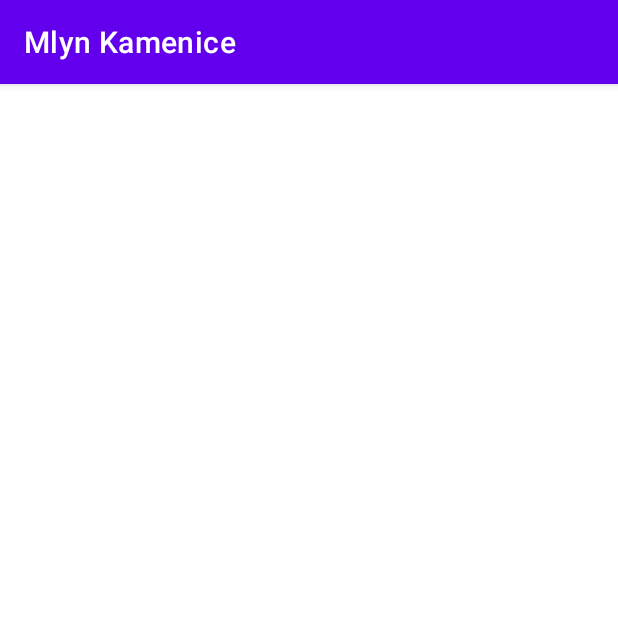
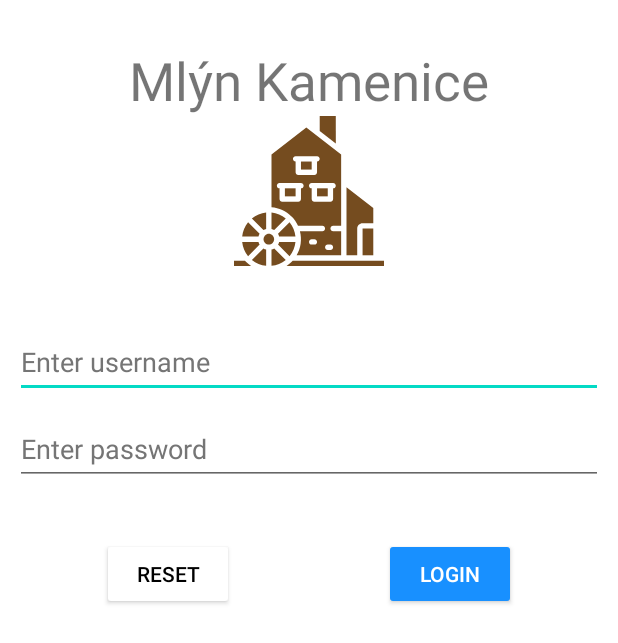
Before and after one commit to aytech/kamenice-android, an Android app: the screen it shows after launch (LoginActivity), on a phone screen of 412 x 824 dp. Shown: the top 643 px of the screen. Run offline under Robolectric (Android 15) with nearby library versions, the phone set to English and light mode, and no system bars; libraries missing offline, so code that uses them is left out: com.apollographql.apollo; 1 statement that could not run was skipped.

Commit message:
Design login screen, add locale

```diff
--- a/app/src/main/AndroidManifest.xml
+++ b/app/src/main/AndroidManifest.xml
@@ -23,7 +23,8 @@
         </activity>
         <activity
             android:name=".LoginActivity"
-            android:exported="true">
+            android:exported="true"
+            android:theme="@style/Theme.MlynKamenice.NoActionBar">
             <intent-filter>
                 <action android:name="android.intent.action.VIEW" />
             </intent-filter>
--- a/app/src/main/java/com/mlyn/kamenice/LoginActivity.kt
+++ b/app/src/main/java/com/mlyn/kamenice/LoginActivity.kt
@@ -1,12 +1,11 @@
 package com.mlyn.kamenice
 
 import android.os.Bundle
-import android.os.PersistableBundle
 import androidx.appcompat.app.AppCompatActivity
 
 class LoginActivity : AppCompatActivity() {
-    override fun onCreate(savedInstanceState: Bundle?, persistentState: PersistableBundle?) {
-        super.onCreate(savedInstanceState, persistentState)
+    override fun onCreate(savedInstanceState: Bundle?) {
+        super.onCreate(savedInstanceState)
         setContentView(R.layout.activity_login)
     }
 }
--- /dev/null
+++ b/app/src/main/res/drawable/ic_app_logo.xml
@@ -0,0 +1,57 @@
+<vector android:height="512dp" android:viewportHeight="56"
+    android:viewportWidth="56" android:width="512dp" xmlns:android="http://schemas.android.com/apk/res/android">
+    <path android:fillColor="#754c1f" android:fillType="nonZero"
+        android:pathData="M20.739,39.676L16.433,43.981C16.6221,44.2989 16.7652,44.642 16.858,45L22.949,45C22.7537,43.0462 21.9848,41.1938 20.739,39.676Z"
+        android:strokeColor="#00000000" android:strokeWidth="1"/>
+    <path android:fillColor="#754c1f" android:fillType="nonZero"
+        android:pathData="M16.433,48.019L20.739,52.324C21.9848,50.8062 22.7537,48.9538 22.949,47L16.858,47C16.7652,47.358 16.6221,47.7011 16.433,48.019Z"
+        android:strokeColor="#00000000" android:strokeWidth="1"/>
+    <path android:fillColor="#754c1f" android:fillType="nonZero"
+        android:pathData="M19,27h4v3h-4z"
+        android:strokeColor="#00000000" android:strokeWidth="1"/>
+    <path android:fillColor="#754c1f" android:fillType="nonZero"
+        android:pathData="M21.487,37.513C21.5,37.526 21.505,37.544 21.517,37.558C22.506,38.5576 23.3125,39.7225 23.9,41L33,41C33.5523,41 34,41.4477 34,42C34,42.5523 33.5523,43 33,43L24.605,43C25.4127,46.0438 24.9702,49.2842 23.376,52L40,52L40,43L37,43C36.4477,43 36,42.5523 36,42C36,41.4477 36.4477,41 37,41L40,41L40,14.378L27,4.267L14,14.378L14,34.051C16.808,34.2827 19.4439,35.4986 21.443,37.484C21.457,37.5 21.474,37.5 21.487,37.513ZM30,48L29,48C28.4477,48 28,47.5523 28,47C28,46.4477 28.4477,46 29,46L30,46C30.5523,46 31,46.4477 31,47C31,47.5523 30.5523,48 30,48ZM37,49C37,49.5523 36.5523,50 36,50L35,50C34.4477,50 34,49.5523 34,49C34,48.4477 34.4477,48 35,48L36,48C36.5523,48 37,48.4477 37,49ZM37,25C37.5523,25 38,25.4477 38,26C38,26.5523 37.5523,27 37,27L37,31C37,31.5523 36.5523,32 36,32L30,32C29.4477,32 29,31.5523 29,31L29,27C28.4477,27 28,26.5523 28,26C28,25.4477 28.4477,25 29,25L37,25ZM23,15L31,15C31.5523,15 32,15.4477 32,16C32,16.5523 31.5523,17 31,17L31,21C31,21.5523 30.5523,22 30,22L24,22C23.4477,22 23,21.5523 23,21L23,17C22.4477,17 22,16.5523 22,16C22,15.4477 22.4477,15 23,15ZM17,31L17,27C16.4477,27 16,26.5523 16,26C16,25.4477 16.4477,25 17,25L25,25C25.5523,25 26,25.4477 26,26C26,26.5523 25.5523,27 25,27L25,31C25,31.5523 24.5523,32 24,32L18,32C17.4477,32 17,31.5523 17,31Z"
+        android:strokeColor="#00000000" android:strokeWidth="1"/>
+    <path android:fillColor="#754c1f" android:fillType="nonZero"
+        android:pathData="M25,17h4v3h-4z"
+        android:strokeColor="#00000000" android:strokeWidth="1"/>
+    <path android:fillColor="#754c1f" android:fillType="nonZero"
+        android:pathData="M46,42C46,40.8954 46.8954,40 48,40L52,40L52,34.38L42,26.605L42,52L46,52L46,42Z"
+        android:strokeColor="#00000000" android:strokeWidth="1"/>
+    <path android:fillColor="#754c1f" android:fillType="nonZero"
+        android:pathData="M38,0l-6,0l0,5.622l6,4.666z"
+        android:strokeColor="#00000000" android:strokeWidth="1"/>
+    <path android:fillColor="#754c1f" android:fillType="nonZero"
+        android:pathData="M48,42h4v10h-4z"
+        android:strokeColor="#00000000" android:strokeWidth="1"/>
+    <path android:fillColor="#754c1f" android:fillType="nonZero"
+        android:pathData="M31,27h4v3h-4z"
+        android:strokeColor="#00000000" android:strokeWidth="1"/>
+    <path android:fillColor="#754c1f" android:fillType="nonZero"
+        android:pathData="M14.413,47.413C15.1911,46.6325 15.1911,45.3695 14.413,44.589C13.6325,43.8109 12.3695,43.8109 11.589,44.589C10.8109,45.3695 10.8109,46.6325 11.589,47.413C12.3695,48.1911 13.6325,48.1911 14.413,47.413Z"
+        android:strokeColor="#00000000" android:strokeWidth="1"/>
+    <path android:fillColor="#754c1f" android:fillType="nonZero"
+        android:pathData="M4.513,54.487C4.5,54.474 4.495,54.456 4.483,54.442C4.343,54.301 4.214,54.148 4.083,54L0,54L0,56L6.381,56C5.7261,55.5659 5.1152,55.0689 4.557,54.516C4.543,54.5 4.526,54.5 4.513,54.487Z"
+        android:strokeColor="#00000000" android:strokeWidth="1"/>
+    <path android:fillColor="#754c1f" android:fillType="nonZero"
+        android:pathData="M19.324,38.262C17.8064,37.0157 15.954,36.2464 14,36.051L14,42.142C14.358,42.2348 14.7011,42.3779 15.019,42.567L19.324,38.262Z"
+        android:strokeColor="#00000000" android:strokeWidth="1"/>
+    <path android:fillColor="#754c1f" android:fillType="nonZero"
+        android:pathData="M14,49.858L14,55.949C15.954,55.7536 17.8064,54.9843 19.324,53.738L15.019,49.438C14.7008,49.6254 14.3578,49.7668 14,49.858Z"
+        android:strokeColor="#00000000" android:strokeWidth="1"/>
+    <path android:fillColor="#754c1f" android:fillType="nonZero"
+        android:pathData="M41,54L21.919,54C21.786,54.148 21.657,54.3 21.519,54.442C21.507,54.456 21.502,54.474 21.489,54.487C21.476,54.5 21.459,54.504 21.445,54.516C20.8862,55.069 20.2746,55.5661 19.619,56L56,56L56,54L41,54Z"
+        android:strokeColor="#00000000" android:strokeWidth="1"/>
+    <path android:fillColor="#754c1f" android:fillType="nonZero"
+        android:pathData="M6.676,53.738C8.1936,54.9843 10.046,55.7536 12,55.949L12,49.858C11.642,49.7652 11.2989,49.6221 10.981,49.433L6.676,53.738Z"
+        android:strokeColor="#00000000" android:strokeWidth="1"/>
+    <path android:fillColor="#754c1f" android:fillType="nonZero"
+        android:pathData="M9.567,43.981L5.261,39.681C4.0161,41.1974 3.2472,43.0479 3.051,45L9.142,45C9.2348,44.642 9.3779,44.2989 9.567,43.981Z"
+        android:strokeColor="#00000000" android:strokeWidth="1"/>
+    <path android:fillColor="#754c1f" android:fillType="nonZero"
+        android:pathData="M9.567,48.019C9.3779,47.7011 9.2348,47.358 9.142,47L3.051,47C3.2463,48.9538 4.0152,50.8062 5.261,52.324L9.567,48.019Z"
+        android:strokeColor="#00000000" android:strokeWidth="1"/>
+    <path android:fillColor="#754c1f" android:fillType="nonZero"
+        android:pathData="M12,42.142L12,36.051C10.046,36.2464 8.1936,37.0157 6.676,38.262L10.981,42.567C11.2989,42.3779 11.642,42.2348 12,42.142Z"
+        android:strokeColor="#00000000" android:strokeWidth="1"/>
+</vector>
--- /dev/null
+++ b/app/src/main/res/drawable/ic_logo_100.xml
@@ -0,0 +1,114 @@
+<vector xmlns:android="http://schemas.android.com/apk/res/android"
+    android:width="100dp"
+    android:height="100dp"
+    android:viewportWidth="56"
+    android:viewportHeight="56">
+  <path
+      android:pathData="M20.739,39.676L16.433,43.981C16.6221,44.2989 16.7652,44.642 16.858,45L22.949,45C22.7537,43.0462 21.9848,41.1938 20.739,39.676Z"
+      android:strokeWidth="1"
+      android:fillColor="#754c1f"
+      android:fillType="nonZero"
+      android:strokeColor="#00000000"/>
+  <path
+      android:pathData="M16.433,48.019L20.739,52.324C21.9848,50.8062 22.7537,48.9538 22.949,47L16.858,47C16.7652,47.358 16.6221,47.7011 16.433,48.019Z"
+      android:strokeWidth="1"
+      android:fillColor="#754c1f"
+      android:fillType="nonZero"
+      android:strokeColor="#00000000"/>
+  <path
+      android:pathData="M19,27h4v3h-4z"
+      android:strokeWidth="1"
+      android:fillColor="#754c1f"
+      android:fillType="nonZero"
+      android:strokeColor="#00000000"/>
+  <path
+      android:pathData="M21.487,37.513C21.5,37.526 21.505,37.544 21.517,37.558C22.506,38.5576 23.3125,39.7225 23.9,41L33,41C33.5523,41 34,41.4477 34,42C34,42.5523 33.5523,43 33,43L24.605,43C25.4127,46.0438 24.9702,49.2842 23.376,52L40,52L40,43L37,43C36.4477,43 36,42.5523 36,42C36,41.4477 36.4477,41 37,41L40,41L40,14.378L27,4.267L14,14.378L14,34.051C16.808,34.2827 19.4439,35.4986 21.443,37.484C21.457,37.5 21.474,37.5 21.487,37.513ZM30,48L29,48C28.4477,48 28,47.5523 28,47C28,46.4477 28.4477,46 29,46L30,46C30.5523,46 31,46.4477 31,47C31,47.5523 30.5523,48 30,48ZM37,49C37,49.5523 36.5523,50 36,50L35,50C34.4477,50 34,49.5523 34,49C34,48.4477 34.4477,48 35,48L36,48C36.5523,48 37,48.4477 37,49ZM37,25C37.5523,25 38,25.4477 38,26C38,26.5523 37.5523,27 37,27L37,31C37,31.5523 36.5523,32 36,32L30,32C29.4477,32 29,31.5523 29,31L29,27C28.4477,27 28,26.5523 28,26C28,25.4477 28.4477,25 29,25L37,25ZM23,15L31,15C31.5523,15 32,15.4477 32,16C32,16.5523 31.5523,17 31,17L31,21C31,21.5523 30.5523,22 30,22L24,22C23.4477,22 23,21.5523 23,21L23,17C22.4477,17 22,16.5523 22,16C22,15.4477 22.4477,15 23,15ZM17,31L17,27C16.4477,27 16,26.5523 16,26C16,25.4477 16.4477,25 17,25L25,25C25.5523,25 26,25.4477 26,26C26,26.5523 25.5523,27 25,27L25,31C25,31.5523 24.5523,32 24,32L18,32C17.4477,32 17,31.5523 17,31Z"
+      android:strokeWidth="1"
+      android:fillColor="#754c1f"
+      android:fillType="nonZero"
+      android:strokeColor="#00000000"/>
+  <path
+      android:pathData="M25,17h4v3h-4z"
+      android:strokeWidth="1"
+      android:fillColor="#754c1f"
+      android:fillType="nonZero"
+      android:strokeColor="#00000000"/>
+  <path
+      android:pathData="M46,42C46,40.8954 46.8954,40 48,40L52,40L52,34.38L42,26.605L42,52L46,52L46,42Z"
+      android:strokeWidth="1"
+      android:fillColor="#754c1f"
+      android:fillType="nonZero"
+      android:strokeColor="#00000000"/>
+  <path
+      android:pathData="M38,0l-6,0l0,5.622l6,4.666z"
+      android:strokeWidth="1"
+      android:fillColor="#754c1f"
+      android:fillType="nonZero"
+      android:strokeColor="#00000000"/>
+  <path
+      android:pathData="M48,42h4v10h-4z"
+      android:strokeWidth="1"
+      android:fillColor="#754c1f"
+      android:fillType="nonZero"
+      android:strokeColor="#00000000"/>
+  <path
+      android:pathData="M31,27h4v3h-4z"
+      android:strokeWidth="1"
+      android:fillColor="#754c1f"
+      android:fillType="nonZero"
+      android:strokeColor="#00000000"/>
+  <path
+      android:pathData="M14.413,47.413C15.1911,46.6325 15.1911,45.3695 14.413,44.589C13.6325,43.8109 12.3695,43.8109 11.589,44.589C10.8109,45.3695 10.8109,46.6325 11.589,47.413C12.3695,48.1911 13.6325,48.1911 14.413,47.413Z"
+      android:strokeWidth="1"
+      android:fillColor="#754c1f"
+      android:fillType="nonZero"
+      android:strokeColor="#00000000"/>
+  <path
+      android:pathData="M4.513,54.487C4.5,54.474 4.495,54.456 4.483,54.442C4.343,54.301 4.214,54.148 4.083,54L0,54L0,56L6.381,56C5.7261,55.5659 5.1152,55.0689 4.557,54.516C4.543,54.5 4.526,54.5 4.513,54.487Z"
+      android:strokeWidth="1"
+      android:fillColor="#754c1f"
+      android:fillType="nonZero"
+      android:strokeColor="#00000000"/>
+  <path
+      android:pathData="M19.324,38.262C17.8064,37.0157 15.954,36.2464 14,36.051L14,42.142C14.358,42.2348 14.7011,42.3779 15.019,42.567L19.324,38.262Z"
+      android:strokeWidth="1"
+      android:fillColor="#754c1f"
+      android:fillType="nonZero"
+      android:strokeColor="#00000000"/>
+  <path
+      android:pathData="M14,49.858L14,55.949C15.954,55.7536 17.8064,54.9843 19.324,53.738L15.019,49.438C14.7008,49.6254 14.3578,49.7668 14,49.858Z"
+      android:strokeWidth="1"
+      android:fillColor="#754c1f"
+      android:fillType="nonZero"
+      android:strokeColor="#00000000"/>
+  <path
+      android:pathData="M41,54L21.919,54C21.786,54.148 21.657,54.3 21.519,54.442C21.507,54.456 21.502,54.474 21.489,54.487C21.476,54.5 21.459,54.504 21.445,54.516C20.8862,55.069 20.2746,55.5661 19.619,56L56,56L56,54L41,54Z"
+      android:strokeWidth="1"
+      android:fillColor="#754c1f"
+      android:fillType="nonZero"
+      android:strokeColor="#00000000"/>
+  <path
+      android:pathData="M6.676,53.738C8.1936,54.9843 10.046,55.7536 12,55.949L12,49.858C11.642,49.7652 11.2989,49.6221 10.981,49.433L6.676,53.738Z"
+      android:strokeWidth="1"
+      android:fillColor="#754c1f"
+      android:fillType="nonZero"
+      android:strokeColor="#00000000"/>
+  <path
+      android:pathData="M9.567,43.981L5.261,39.681C4.0161,41.1974 3.2472,43.0479 3.051,45L9.142,45C9.2348,44.642 9.3779,44.2989 9.567,43.981Z"
+      android:strokeWidth="1"
+      android:fillColor="#754c1f"
+      android:fillType="nonZero"
+      android:strokeColor="#00000000"/>
+  <path
+      android:pathData="M9.567,48.019C9.3779,47.7011 9.2348,47.358 9.142,47L3.051,47C3.2463,48.9538 4.0152,50.8062 5.261,52.324L9.567,48.019Z"
+      android:strokeWidth="1"
+      android:fillColor="#754c1f"
+      android:fillType="nonZero"
+      android:strokeColor="#00000000"/>
+  <path
+      android:pathData="M12,42.142L12,36.051C10.046,36.2464 8.1936,37.0157 6.676,38.262L10.981,42.567C11.2989,42.3779 11.642,42.2348 12,42.142Z"
+      android:strokeWidth="1"
+      android:fillColor="#754c1f"
+      android:fillType="nonZero"
+      android:strokeColor="#00000000"/>
+</vector>
--- a/app/src/main/res/layout/activity_login.xml
+++ b/app/src/main/res/layout/activity_login.xml
@@ -1,35 +1,81 @@
 <?xml version="1.0" encoding="utf-8"?>
 <RelativeLayout xmlns:android="http://schemas.android.com/apk/res/android"
-    xmlns:app="http://schemas.android.com/apk/res-auto"
     xmlns:tools="http://schemas.android.com/tools"
     android:layout_width="match_parent"
-    android:layout_height="match_parent">
+    android:layout_height="match_parent"
+    android:paddingStart="10dp"
+    android:paddingTop="30dp"
+    android:paddingEnd="10dp"
+    android:paddingBottom="10dp"
+    tools:context=".LoginActivity">
 
-    <androidx.constraintlayout.widget.ConstraintLayout
-        android:layout_width="match_parent"
-        android:layout_height="match_parent">
+    <TextView
+        android:id="@+id/appName"
+        android:layout_width="wrap_content"
+        android:layout_height="wrap_content"
+        android:layout_alignParentTop="true"
+        android:layout_centerHorizontal="true"
+        android:text="@string/app_name"
+        android:textSize="35sp" />
+
+    <ImageView
+        android:id="@+id/appLogo"
+        android:layout_width="wrap_content"
+        android:layout_height="wrap_content"
+        android:layout_below="@+id/appName"
+        android:layout_centerHorizontal="true"
+        android:contentDescription="@string/app_name"
+        android:src="@drawable/ic_logo_100" />
 
     <EditText
         android:id="@+id/username"
-            android:layout_width="match_parent"
+        android:layout_width="wrap_content"
         android:layout_height="wrap_content"
+        android:layout_below="@+id/appLogo"
+        android:layout_alignParentStart="true"
+        android:layout_alignParentEnd="true"
+        android:layout_marginTop="40dp"
         android:autofillHints="username"
+        android:focusable="true"
         android:hint="@string/enter_username"
         android:inputType="text"
-            app:layout_constraintLeft_toLeftOf="parent"
-            app:layout_constraintRight_toRightOf="parent"
-            app:layout_constraintTop_toTopOf="parent" />
+        android:minHeight="48dp"
+        android:textColorHint="#757575" />
 
     <EditText
         android:id="@+id/password"
-            android:layout_width="match_parent"
+        android:layout_width="wrap_content"
         android:layout_height="wrap_content"
+        android:layout_below="@+id/username"
+        android:layout_alignEnd="@+id/username"
+        android:layout_alignParentStart="true"
+        android:layout_marginTop="10dp"
         android:autofillHints="password"
+        android:ems="10"
         android:hint="@string/enter_password"
         android:inputType="textPassword"
-            app:layout_constraintLeft_toLeftOf="parent"
-            app:layout_constraintRight_toRightOf="parent"
-            app:layout_constraintTop_toBottomOf="@+id/username" />
+        android:minHeight="48dp"
+        android:textColorHint="#757575" />
 
-    </androidx.constraintlayout.widget.ConstraintLayout>
+    <Button
+        android:id="@+id/resetButton"
+        style="@style/Button.Theme.White"
+        android:layout_width="wrap_content"
+        android:layout_height="wrap_content"
+        android:layout_below="@+id/password"
+        android:layout_marginTop="35dp"
+        android:layout_toStartOf="@+id/appLogo"
+        android:text="@string/reset"
+        tools:ignore="RelativeOverlap" />
+
+    <Button
+        android:id="@+id/loginButton"
+        style="@style/Button.Theme.Blue"
+        android:layout_width="wrap_content"
+        android:layout_height="wrap_content"
+        android:layout_below="@+id/password"
+        android:layout_marginTop="35dp"
+        android:layout_toEndOf="@+id/appLogo"
+        android:text="@string/login" />
+
 </RelativeLayout>
--- a/app/src/main/res/layout/activity_main.xml
+++ b/app/src/main/res/layout/activity_main.xml
@@ -14,4 +14,10 @@
         app:layout_constraintRight_toRightOf="parent"
         app:layout_constraintTop_toTopOf="parent" />
 
+    <androidx.viewpager2.widget.ViewPager2
+        android:id="@+id/loginViewPager"
+        android:layout_width="match_parent"
+        android:layout_height="match_parent"
+        android:orientation="vertical" />
+
 </androidx.constraintlayout.widget.ConstraintLayout>
--- a/app/src/main/res/values/colors.xml
+++ b/app/src/main/res/values/colors.xml
@@ -7,4 +7,5 @@
     <color name="teal_700">#FF018786</color>
     <color name="black">#FF000000</color>
     <color name="white">#FFFFFFFF</color>
+    <color name="vivid_blue">#FF1890ff</color>
 </resources>
--- a/app/src/main/res/values/strings.xml
+++ b/app/src/main/res/values/strings.xml
@@ -1,5 +1,7 @@
 <resources>
-    <string name="app_name">Mlyn Kamenice</string>
+    <string name="app_name">Mlýn Kamenice</string>
     <string name="enter_username">Enter username</string>
     <string name="enter_password">Enter password</string>
+    <string name="login">Login</string>
+    <string name="reset">Reset</string>
 </resources>
--- a/app/src/main/res/values/themes.xml
+++ b/app/src/main/res/values/themes.xml
@@ -13,4 +13,18 @@
         <item name="android:statusBarColor" tools:targetApi="l">?attr/colorPrimaryVariant</item>
         <!-- Customize your theme here. -->
     </style>
+
+    <style name="Theme.MlynKamenice.NoActionBar" parent="Theme.MlynKamenice">
+        <item name="windowActionBar">false</item>
+        <item name="windowNoTitle">true</item>
+        <item name="android:windowFullscreen">true</item>
+    </style>
+
+    <style name="Button.Theme.Blue" parent="Widget.AppCompat.Button.Colored">
+        <item name="backgroundTint">@color/vivid_blue</item>
+    </style>
+    <style name="Button.Theme.White" parent="Widget.AppCompat.Button.Colored">
+        <item name="backgroundTint">@color/white</item>
+        <item name="android:textColor">@color/black</item>
+    </style>
 </resources>
```
Also changed, not shown: 1 other file. Lines whose indentation alone changed are shown as unchanged.
